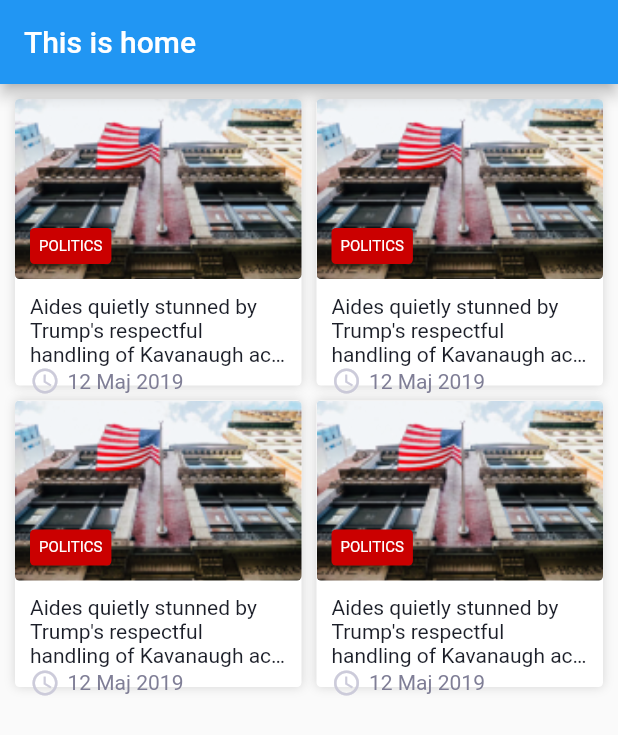
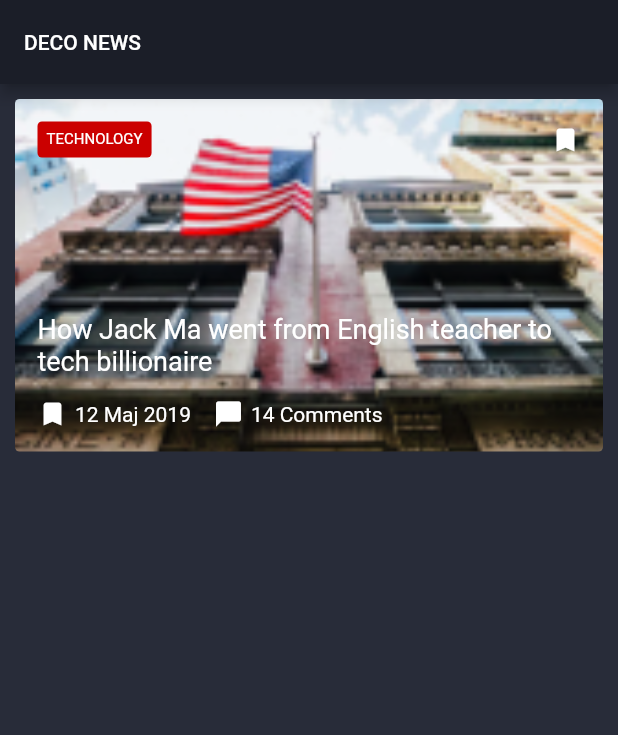
Before and after one commit to thierno7062/thieyDakar_projet, a Flutter app: the screen it shows after launch, on a phone screen of 412 x 824 dp. Shown: the top 735 px of the screen. Run offline on Flutter 3.47's test engine with Material 2 defaults, Android fonts, the phone set to English and light mode, and no system bars.

Commit message:
Comment and News style slider_news layout and style

```diff
--- a/lib/main.dart
+++ b/lib/main.dart
@@ -4,6 +4,11 @@ import 'screens/home.dart';
 void main() => runApp(MyApp());
 
 class MyApp extends StatelessWidget {
+  // Dark
+  final brightness = Brightness.dark;
+  // Light
+//  final brightness = Brightness.light;
+
   // This widget is the root of your application.
   @override
   Widget build(BuildContext context) {
@@ -20,7 +25,13 @@ class MyApp extends StatelessWidget {
         // Notice that the counter didn't reset back to zero; the application
         // is not restarted.
         primarySwatch: Colors.blue,
-        // brightness: Brightness.dark,
+        brightness: brightness,
+        canvasColor: brightness == Brightness.dark
+            ? Color(0xFF282C39)
+            : Color(0xFFFAFAFA),
+        primaryColor: brightness == Brightness.dark
+            ? Color(0xFF1B1E28)
+            : Color(0xFFFFFFFF),
       ),
       home: HomeScreen(),
     );
--- a/lib/screens/home.dart
+++ b/lib/screens/home.dart
@@ -1,34 +1,30 @@
 import 'package:flutter/material.dart';
 import '../widgets/news.dart';
 import '../widgets/comment.dart';
+import '../widgets/slider_news.dart';
 
 class HomeScreen extends StatelessWidget {
   @override
   Widget build(BuildContext context) {
     return Scaffold(
       appBar: AppBar(
-        title: Text('This is home'),
+        title: Text(
+          'Deco News'.toUpperCase(),
+          style: TextStyle(
+            fontSize: 14.0,
+            fontWeight: FontWeight.w500,
+          ),
+        ),
       ),
-      body: GridView.count(
+      body: Container(
         padding: EdgeInsets.all(10.0),
-        crossAxisCount: 2,
-        crossAxisSpacing: 10,
-        mainAxisSpacing: 10,
-        //childAspectRatio: 0.77, // height of grid item
-        children: <Widget>[
-          News(
-            horizontal: false,
-          ),
-          News(
-            horizontal: false,
-          ),
-          News(
-            horizontal: false,
-          ),
-          News(
-            horizontal: false,
-          ),
-        ],
+        child: Column(
+          children: <Widget>[
+            // Comment(),
+            // News(),
+            SliderNews(),
+          ],
+        ),
       ),
     );
   }
--- a/lib/widgets/comment.dart
+++ b/lib/widgets/comment.dart
@@ -8,7 +8,7 @@ class Comment extends StatelessWidget {
     isDark = Theme.of(context).brightness == Brightness.dark;
 
     return Container(
-      margin: EdgeInsets.symmetric(vertical: 10, horizontal: 10),
+      // margin: EdgeInsets.symmetric(vertical: 10, horizontal: 10),
       padding: EdgeInsets.fromLTRB(10, 10, 10, 20),
       decoration: BoxDecoration(
         borderRadius: BorderRadius.all(
--- a/lib/widgets/news.dart
+++ b/lib/widgets/news.dart
@@ -14,7 +14,7 @@ class News extends StatelessWidget {
 
   Widget _getHorizontalLayout() {
     return Container(
-      margin: EdgeInsets.symmetric(vertical: 10, horizontal: 10),
+      // margin: EdgeInsets.symmetric(vertical: 10, horizontal: 10),
       padding: EdgeInsets.all(5),
       decoration: BoxDecoration(
         borderRadius: BorderRadius.all(
@@ -83,7 +83,7 @@ class News extends StatelessWidget {
                         children: <Widget>[
                           Icon(
                             Icons.access_time,
-                            color: isDark ? Colors.blue : Color(0xffCCCBDA),
+                            color: Color(0xffCCCBDA),
                             size: 20,
                           ),
                           Padding(
@@ -119,8 +119,9 @@ class News extends StatelessWidget {
       //margin: EdgeInsets.symmetric(vertical: 10, horizontal: 10),
       //padding: EdgeInsets.all(5),
       decoration: BoxDecoration(
-        borderRadius: BorderRadius.all(
-          Radius.circular(3),
+        borderRadius: BorderRadius.vertical(
+          top: Radius.circular(3.0),
+          bottom: Radius.zero,
         ),
         boxShadow: [
           BoxShadow(
@@ -129,15 +130,16 @@ class News extends StatelessWidget {
             offset: Offset(0, 0),
           ),
         ],
-        color: Colors.white,
+        color: isDark ? Color(0xFF1B1E28) : Color(0xFFFFFFFF),
       ),
       child: Column(
         children: <Widget>[
           Container(
             height: 120,
             decoration: BoxDecoration(
-              borderRadius: BorderRadius.all(
-                Radius.circular(3),
+              borderRadius: BorderRadius.vertical(
+                top: Radius.circular(3.0),
+                bottom: Radius.zero,
               ),
               image: DecorationImage(
                 image: AssetImage('images/newBack.png'),
@@ -206,7 +208,8 @@ class News extends StatelessWidget {
       text,
       style: TextStyle(
         fontSize: 14,
-        color: Color(0xff1B1E28),
+        color: isDark ? Colors.white : Color(0xff1B1E28),
+        // color: Color(0xff1B1E28),
       ),
       maxLines: 3,
       overflow: TextOverflow.ellipsis,
--- /dev/null
+++ b/lib/widgets/slider_news.dart
@@ -0,0 +1,109 @@
+import 'package:flutter/material.dart';
+
+class SliderNews extends StatelessWidget {
+  @override
+  Widget build(BuildContext context) {
+    return Container(
+      height: 235.0,
+      padding: EdgeInsets.all(15),
+      decoration: BoxDecoration(
+          borderRadius: BorderRadius.all(Radius.circular(3)),
+          image: DecorationImage(
+            image: AssetImage('images/newBack.png'),
+            fit: BoxFit.cover,
+          )),
+      child: Column(
+        mainAxisAlignment: MainAxisAlignment.spaceBetween,
+        children: <Widget>[
+          Row(
+            mainAxisAlignment: MainAxisAlignment.spaceBetween,
+            children: <Widget>[
+              Container(
+                padding: EdgeInsets.all(6.0),
+                decoration: BoxDecoration(
+                  color: Color(0xffCB0000),
+                  borderRadius: BorderRadius.all(
+                    Radius.circular(3),
+                  ),
+                ),
+                child: Text(
+                  'Technology'.toUpperCase(),
+                  style: TextStyle(
+                    fontSize: 10,
+                    color: Colors.white,
+                  ),
+                  maxLines: 3,
+                  overflow: TextOverflow.ellipsis,
+                ),
+              ),
+              Icon(
+                Icons.bookmark,
+                color: Colors.white,
+                size: 20,
+              ),
+            ],
+          ),
+          Column(
+            children: <Widget>[
+              Row(
+                children: <Widget>[
+                  Expanded(
+                    child: Padding(
+                      padding: const EdgeInsets.only(bottom: 15.0),
+                      child: Text(
+                        'How Jack Ma went from English teacher to tech billionaire',
+                        style: TextStyle(
+                          fontSize: 18.0,
+                        ),
+                      ),
+                    ),
+                  ),
+                ],
+              ),
+              Row(
+                children: <Widget>[
+                  Icon(
+                    Icons.bookmark,
+                    color: Colors.white,
+                    size: 20,
+                  ),
+                  Padding(
+                    padding: const EdgeInsets.only(
+                      left: 5.0,
+                      right: 15.0,
+                    ),
+                    child: Text(
+                      '12 Maj 2019',
+                      style: TextStyle(
+                        fontSize: 14,
+                        color: Colors.white,
+                      ),
+                    ),
+                  ),
+                  Icon(
+                    Icons.chat_bubble,
+                    color: Colors.white,
+                    size: 20,
+                  ),
+                  Padding(
+                    padding: const EdgeInsets.only(
+                      left: 5.0,
+                      right: 15.0,
+                    ),
+                    child: Text(
+                      '14 Comments',
+                      style: TextStyle(
+                        fontSize: 14,
+                        color: Colors.white,
+                      ),
+                    ),
+                  ),
+                ],
+              ),
+            ],
+          ),
+        ],
+      ),
+    );
+  }
+}
```
